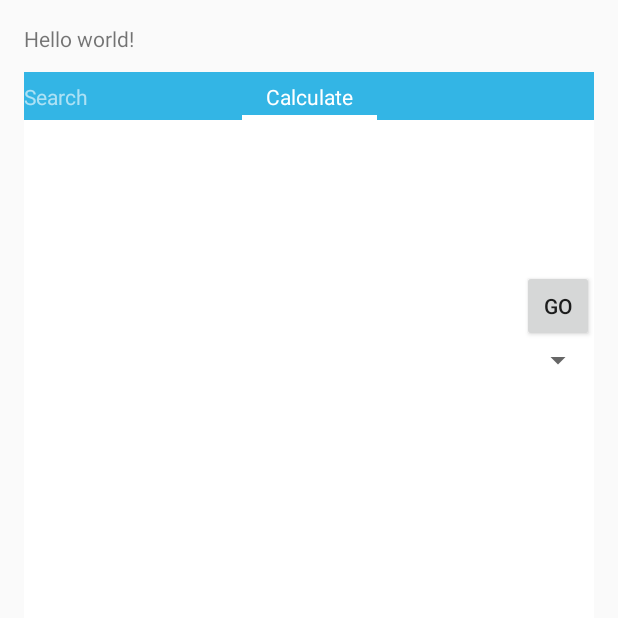
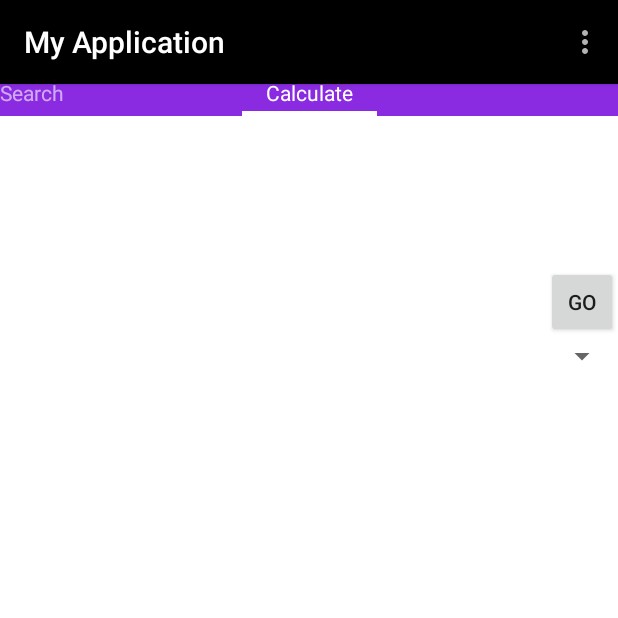
Before and after one commit to zlotniam12/App-for-Android-Demo, an Android app: the screen it shows after launch (MainActivity), after a tap on "Calculate", on a phone screen of 412 x 824 dp, the top half of it. Run offline under Robolectric (Android 15) with nearby library versions, the phone set to English and light mode, and no system bars.

```diff
--- a/app/src/main/java/com/example/ubuntu/myapplication/MainActivity.java
+++ b/app/src/main/java/com/example/ubuntu/myapplication/MainActivity.java
@@ -5,13 +5,16 @@ import android.support.v4.view.ViewPager;
 import android.support.v4.app.FragmentManager;
 import android.support.v7.app.AppCompatActivity;
 import android.os.Bundle;
+import android.support.v7.widget.Toolbar;
+import android.support.v7.app.ActionBarActivity;
 import android.text.InputType;
 import android.view.Menu;
 import android.view.MenuItem;
+import android.widget.RadioGroup;
 
 
-public class MainActivity extends FragmentActivity {
-
+public class MainActivity extends AppCompatActivity {
+    Toolbar toolbar;
     TabsPagerAdapter mCustomPagerAdapter;
     ViewPager mViewPager;
     @Override
@@ -19,7 +22,8 @@ public class MainActivity extends FragmentActivity {
         super.onCreate(savedInstanceState);
 
         setContentView(R.layout.activity_main);
-
+        toolbar = (Toolbar) findViewById(R.id.tool_bar);
+        setSupportActionBar(toolbar);
         mCustomPagerAdapter = new TabsPagerAdapter(getSupportFragmentManager());
 
         mViewPager = (ViewPager) findViewById(R.id.pager);
@@ -45,8 +49,13 @@ public class MainActivity extends FragmentActivity {
         if (id == R.id.action_settings) {
             return true;
         }
+        switch (item.getItemId()) {
+            case R.id.action_devinfo: {
+                return true;
+            }
+            default:
+                return super.onOptionsItemSelected(item);
+        }
 
-        return super.onOptionsItemSelected(item);
     }
-
 }
--- a/app/src/main/java/com/example/ubuntu/myapplication/SearchFragment.java
+++ b/app/src/main/java/com/example/ubuntu/myapplication/SearchFragment.java
@@ -47,7 +47,6 @@ public class SearchFragment extends Fragment {
 //        }
             str = mEditText.getText().toString();
             if (rdbtgoogle.isChecked()){
-                rdbtaskcom.toggle();
                 if (!swImage.isChecked());
                 wbsearchresults.loadUrl("https://mamma.com/result/" + str +"webd ");
                 if (swImage.isChecked());
@@ -56,7 +55,6 @@ public class SearchFragment extends Fragment {
                 }
             }
             if(rdbtaskcom.isChecked()){
-                rdbtgoogle.toggle();
                 if (!swImage.isChecked());{
                     wbsearchresults.loadUrl("http://www.ask.com/web?q=" + str + "&qsrc=0&o=0&l=dir&qo=homepageSearchBox");
                 }
--- a/app/src/main/res/layout/activity_main.xml
+++ b/app/src/main/res/layout/activity_main.xml
@@ -1,29 +1,30 @@
 <RelativeLayout xmlns:android="http://schemas.android.com/apk/res/android"
     xmlns:tools="http://schemas.android.com/tools" android:layout_width="match_parent"
     android:layout_height="match_parent"
-    android:paddingLeft="@dimen/activity_horizontal_margin"
-    android:paddingRight="16dp"
-    android:paddingTop="16dp"
-    android:paddingBottom="@dimen/activity_vertical_margin" tools:context=".MainActivity">
+   tools:context=".MainActivity">
 
     <TextView android:text="@string/hello_world" android:layout_width="wrap_content"
         android:layout_height="wrap_content"
         android:id="@+id/textView" />
 
+    <include
+        android:id="@+id/tool_bar"
+        layout="@layout/tool_bar"
+        android:layout_height="wrap_content"
+        android:layout_width="match_parent"
+        />
     <android.support.v4.view.ViewPager xmlns:android="http://schemas.android.com/apk/res/android"
         android:id="@+id/pager"
         android:layout_width="match_parent"
         android:layout_height="match_parent"
-        android:paddingTop="32dp">
+        android:paddingTop="45dp">
         <android.support.v4.view.PagerTabStrip
             android:id="@+id/pager_tab_strip"
-            android:layout_width="match_parent"
+            android:layout_width="wrap_content"
             android:layout_height="wrap_content"
             android:layout_gravity="top"
-            android:background="#33b5e5"
-            android:textColor="#fff"
-            android:paddingTop="5dp"
-            android:paddingBottom="5dp" />
+            android:background="#8A2BE2"
+            android:textColor="#fff" />
     </android.support.v4.view.ViewPager >
 
 </RelativeLayout>
--- /dev/null
+++ b/app/src/main/res/layout/tool_bar.xml
@@ -0,0 +1,8 @@
+<?xml version="1.0" encoding="utf-8"?>
+<android.support.v7.widget.Toolbar
+    android:layout_height="wrap_content"
+    android:layout_width="match_parent"
+    android:background="#000000"
+    android:elevation="2dp"
+    android:theme="@style/Base.ThemeOverlay.AppCompat.Dark"
+    xmlns:android="http://schemas.android.com/apk/res/android" />
--- /dev/null
+++ b/app/src/main/res/values/ids.xml
@@ -0,0 +1,4 @@
+<?xml version="1.0" encoding="utf-8"?>
+<resources>
+    <item name="action_devinfo" type="id" />
+</resources>
--- a/app/src/main/res/values/styles.xml
+++ b/app/src/main/res/values/styles.xml
@@ -3,6 +3,7 @@
     <!-- Base application theme. -->
     <style name="AppTheme" parent="Theme.AppCompat.Light.DarkActionBar">
         <!-- Customize your theme here. -->
+        <item name="windowNoTitle">true</item>
     </style>
 
 </resources>
```
Also changed, not shown: app/src/main/res/layout/fragment_search.xml (+41 -34 lines).
